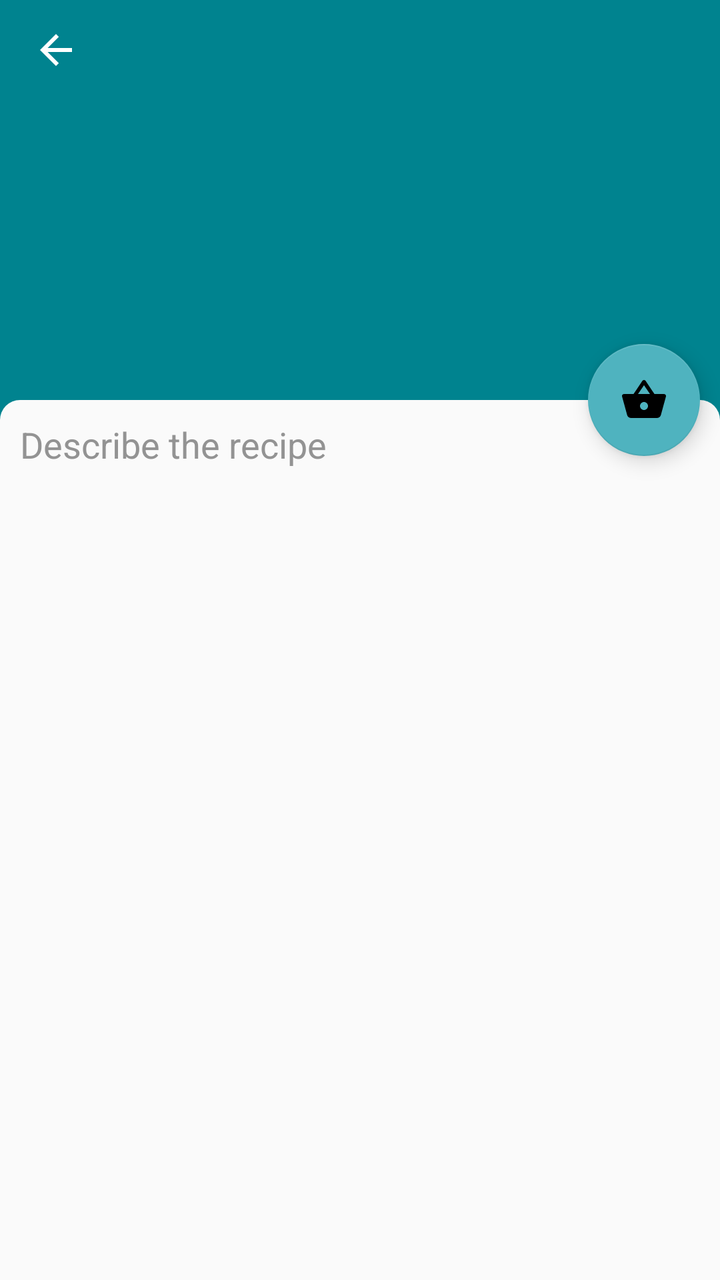
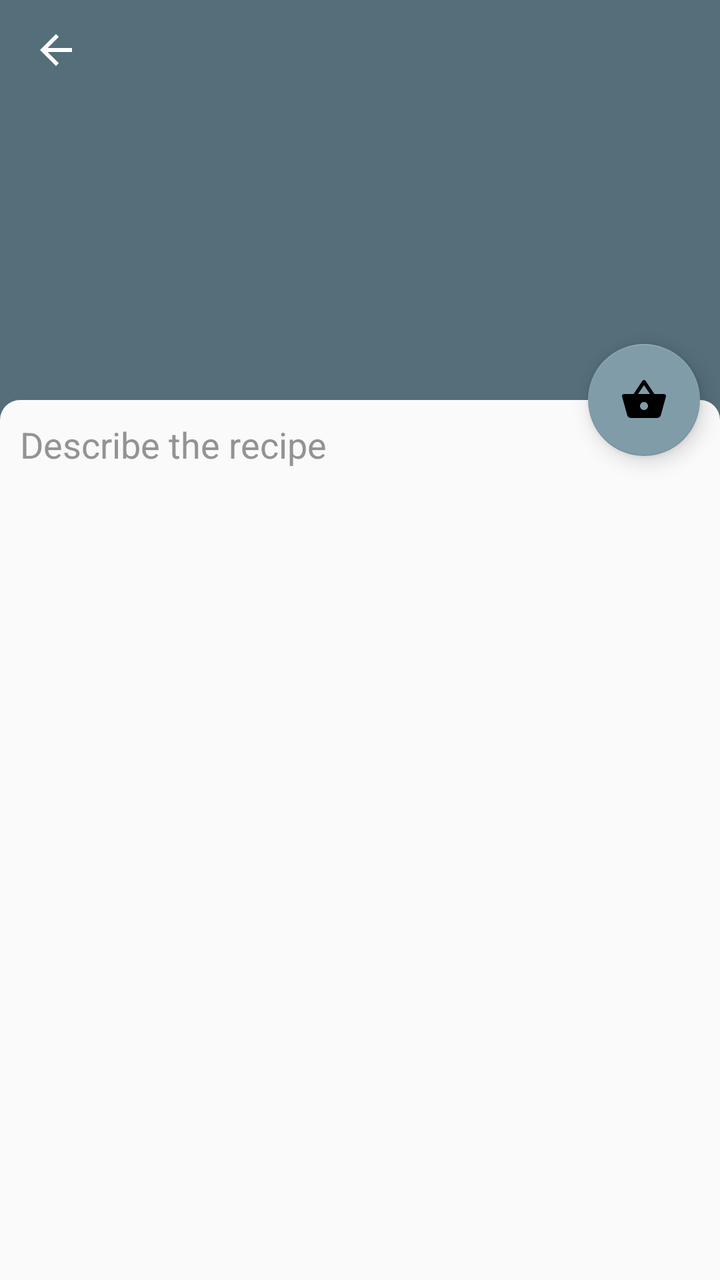

Screens rendered from an Android XML layout before and after an edit, with the pre-edit source and the edit as a unified diff.
<!-- AndroidManifest.xml: application theme Theme.ShopList -->
<!-- res/layout/recipe_fragment.xml -->
<?xml version="1.0" encoding="utf-8"?>
<androidx.constraintlayout.widget.ConstraintLayout
    xmlns:android="http://schemas.android.com/apk/res/android"
    xmlns:app="http://schemas.android.com/apk/res-auto"
    xmlns:tools="http://schemas.android.com/tools"
    android:layout_width="match_parent"
    android:layout_height="match_parent"
    android:background="@color/colorPrimary"

    >

    <androidx.coordinatorlayout.widget.CoordinatorLayout
        android:id="@+id/recipe_coordinator_layout"
        android:layout_width="match_parent"
        android:layout_height="match_parent"
        android:background="@color/colorPrimary"
        >

        <com.google.android.material.appbar.AppBarLayout
            android:id="@+id/appbar"
            android:layout_width="match_parent"
            android:layout_height="200dp"
            android:theme="@style/MyActionBar"
            >
            <com.google.android.material.appbar.CollapsingToolbarLayout
                android:id="@+id/collapsing_toolbar"
                android:layout_width="match_parent"
                android:layout_height="match_parent"
                app:layout_scrollFlags="scroll|exitUntilCollapsed"
                app:expandedTitleMarginStart="48dp"
                app:expandedTitleMarginEnd="64dp"
                android:background="@color/colorPrimary"

                >

                <com.google.android.material.appbar.MaterialToolbar
                    android:id="@+id/toolbar"
                    android:layout_width="match_parent"
                    android:layout_height="50dp"
                    android:background="@color/colorPrimary"
                    app:popupTheme="@style/MyActionBar"
                    app:layout_collapseMode = "pin"
                    app:navigationIcon="@drawable/ic_baseline_arrow_white_24"
                    />


            </com.google.android.material.appbar.CollapsingToolbarLayout>
        </com.google.android.material.appbar.AppBarLayout>

        <androidx.core.widget.NestedScrollView
            android:id="@+id/scroll_text"
            android:layout_width="match_parent"
            android:layout_height="match_parent"
            android:background="@drawable/bg_recipe_text"
            app:layout_behavior="com.google.android.material.appbar.AppBarLayout$ScrollingViewBehavior"

            >
            <androidx.appcompat.widget.AppCompatEditText
                android:id="@+id/recipe_text"
                android:hint="@string/description1"
                android:layout_width="match_parent"
                android:layout_height="wrap_content"
                android:background="@color/transparent"
                android:textColor="@color/black"
                android:textColorHint="@color/text_hint"
                android:padding="10dp"
                android:focusable="true"
                />


        </androidx.core.widget.NestedScrollView>


        <com.google.android.material.floatingactionbutton.FloatingActionButton
            android:id="@+id/products_fab"
            android:focusable="true"
            android:clickable="true"
            android:layout_width="wrap_content"
            android:layout_height="wrap_content"
            android:layout_margin="10dp"
            app:layout_anchorGravity="bottom|right|end"
            app:layout_anchor="@id/appbar"
            app:backgroundTint="@color/colorAccent"
            app:tint="@color/black"
            android:src="@drawable/ic_baseline_shopping_basket_24" />

        <com.google.android.material.floatingactionbutton.FloatingActionButton
            android:visibility="gone"
            android:id="@+id/accept_text_fab"
            android:focusable="true"
            android:clickable="true"
            android:layout_width="wrap_content"
            android:layout_height="wrap_content"
            android:layout_margin="10dp"
            app:layout_anchorGravity="bottom|right|end"
            app:layout_anchor="@id/appbar"
            app:backgroundTint="@color/colorAccent"
            app:tint="@color/black"
            android:src="@drawable/ic_done_black_24dp"
             />



    </androidx.coordinatorlayout.widget.CoordinatorLayout>




    <androidx.constraintlayout.widget.ConstraintLayout
        android:visibility="gone"
        android:id="@+id/recipe_product_list"
        android:layout_width="match_parent"
        android:layout_height="match_parent"
        android:elevation="@dimen/cardview_default_radius"
        >


        <ImageView
            android:id="@+id/blackout_frame_img_top"
            android:layout_width="match_parent"
            android:layout_height="70dp"
            app:layout_constraintTop_toTopOf="parent"
            app:layout_constraintBottom_toTopOf="@id/rv"
           />

        <ImageView
            android:id="@+id/blackout_frame_img_bottom"
            android:layout_width="match_parent"
            android:layout_height="70dp"
            app:layout_constraintTop_toBottomOf="@id/rv"
            app:layout_constraintBottom_toBottomOf="parent"
            />


        <androidx.recyclerview.widget.RecyclerView
            android:id="@+id/rv"
            android:layout_width="0dp"
            android:layout_height="0dp"
            android:background="@drawable/bg_recipe_products"
            app:layout_constraintBottom_toBottomOf="parent"
            app:layout_constraintEnd_toEndOf="parent"
            app:layout_constraintHorizontal_bias="0.0"
            app:layout_constraintStart_toStartOf="parent"
            app:layout_constraintTop_toBottomOf="@id/blackout_frame_img_top"
            app:layout_constraintBottom_toTopOf="@id/blackout_frame_img_bottom"
            app:layout_constraintVertical_bias="0.0"
            android:paddingStart="5dp"
            android:paddingEnd="5dp"
            android:layout_marginEnd="10dp"
            android:layout_marginStart="10dp"
            />


        <RelativeLayout
            android:visibility="gone"
            android:id="@+id/relative_add_product"
            android:layout_alignParentBottom="true"
            android:layout_width="match_parent"
            android:layout_height="90dp"
            android:layout_marginEnd="10dp"
            android:layout_marginStart="10dp"
            app:layout_constraintEnd_toEndOf="@id/rv"
            app:layout_constraintBottom_toBottomOf="@id/rv"
            >

            <RelativeLayout
                android:background="@drawable/bg_for_recipe_products_add"
                android:layout_width="match_parent"
                android:layout_height="match_parent"
                android:paddingTop="2dp"
                android:paddingBottom="2dp"
                android:paddingStart="10dp"
                android:layout_marginTop="30dp">

                <EditText
                    android:id="@+id/text_product"
                    android:layout_width="wrap_content"
                    android:layout_height="match_parent"
                    android:layout_alignParentStart="true"
                    android:layout_toStartOf="@id/barrier_between_label"
                    android:autofillHints=""
                    android:background="@color/background"
                    android:focusable="true"
                    android:focusableInTouchMode="true"
                    android:hint="@string/prod_name"
                    android:inputType="text"
                    android:textColor="@color/black"
                    android:textColorHint="@color/text_hint"
                    android:textSize="20sp"
                    android:imeOptions="actionNext" />

                <ImageView
                    android:id="@+id/barrier_between_label"
                    android:layout_width="1dp"
                    android:layout_height="match_parent"
                    android:layout_toStartOf="@id/text_amount"
                    android:background="@color/colorPrimaryDark"
                    android:layout_marginStart="2dp"
                    android:layout_marginEnd="2dp"

                    />


                <EditText
                    android:id="@+id/text_amount"
                    android:layout_width="120dp"
                    android:layout_height="match_parent"
                    android:layout_toStartOf="@id/btn_accept_product"
                    android:autofillHints=""
                    android:background="@color/background"
                    android:focusable="true"
                    android:focusableInTouchMode="true"
                    android:hint="@string/amount"
                    android:inputType="text"
                    android:textColor="@color/black"
                    android:textColorHint="@color/text_hint"
                    android:textSize="20sp"
                    android:imeOptions="actionDone" />

                <ImageButton
                    android:layout_alignParentEnd="true"
                    android:id="@+id/btn_accept_product"
                    android:layout_width="45dp"
                    android:layout_height="45dp"
                    android:layout_margin="5dp"
                    android:background="@drawable/button_bg_black_ripple_oval"
                    android:textColor="@android:color/white"
                    android:src="@drawable/ic_done_white_24dp"
                    android:elevation="2dp"/>


            </RelativeLayout>

            <ImageButton
                android:id="@+id/btn_no_product"
                android:layout_width="30dp"
                android:layout_height="30dp"
                android:layout_alignParentEnd="true"
                android:background="@drawable/circle_button"
                android:clickable="true"
                android:focusable="true"
                android:src="@drawable/ic_clear_white_24dp"
                android:elevation="2dp"/>

        </RelativeLayout>



        <com.google.android.material.floatingactionbutton.FloatingActionButton
            android:id="@+id/add_product_fab"
            android:layout_width="wrap_content"
            android:layout_height="wrap_content"
            android:layout_margin="10dp"
            app:layout_constraintEnd_toEndOf="@id/rv"
            app:layout_constraintBottom_toBottomOf="@id/rv"
            android:clickable="true"
            android:focusable="true"
            app:backgroundTint="@color/colorAccent"
            app:tint ="@color/black"
            app:srcCompat="@drawable/ic_baseline_add_24"
            />


        <androidx.appcompat.widget.AppCompatImageButton
            android:id="@+id/btn_close_products"
            android:visibility="gone"
            android:layout_width="30dp"
            android:layout_height="30dp"
            android:background="@drawable/circle_button"
            android:clickable="true"
            android:focusable="true"
            app:layout_constraintEnd_toEndOf="@id/rv"
            app:layout_constraintTop_toTopOf="@id/rv"
            android:src="@drawable/ic_clear_white_24dp"
            android:layout_margin="2dp"
            android:elevation="4dp"
            />

    </androidx.constraintlayout.widget.ConstraintLayout>

</androidx.constraintlayout.widget.ConstraintLayout>
<!-- resources referenced by this layout -->
<resources>
  <color name="background">#fafafa</color>
  <color name="black">#000000</color>
  <color name="colorAccent">#4fb3bf</color>
  <color name="colorPrimary">#00838f</color>
  <color name="colorPrimaryDark">#005662</color>
  <color name="text_hint">#939393</color>
  <color name="transparent">#00000000</color>
  <!-- drawable bg_recipe_products (drawable) -->
  <?xml version="1.0" encoding="utf-8"?>
  <shape xmlns:android="http://schemas.android.com/apk/res/android">
  
  
     <solid
         android:color="@color/white"
         />
  
      <corners
         android:radius="15dp"/>
  
  
  </shape>
  <!-- drawable bg_recipe_text (drawable) -->
  <?xml version="1.0" encoding="utf-8"?>
  <shape xmlns:android="http://schemas.android.com/apk/res/android">
  <solid
      android:color="@color/background"/>
      <corners
          android:topLeftRadius="10dp"
          android:topRightRadius="10dp"/>
  
  </shape>
  <!-- drawable button_bg_black_ripple_oval (drawable) -->
  <?xml version="1.0" encoding="utf-8"?>
  <ripple xmlns:android="http://schemas.android.com/apk/res/android"
      android:color="@color/white">
      <item android:id="@android:id/background">
          <shape android:shape="rectangle">
              <solid android:color="@color/colorAccentDark" />
              <corners android:radius="5dp"/>
          </shape>
      </item>
  </ripple>
  <!-- drawable circle_button (drawable) -->
  <?xml version="1.0" encoding="utf-8"?>
  <shape android:shape="oval"
      xmlns:android="http://schemas.android.com/apk/res/android">
      <solid
          android:color="@color/colorPrimary"
          />
  </shape>
  <!-- drawable ic_baseline_add_24 (drawable) -->
  <vector android:alpha="0.9" android:height="24dp" android:tint="#FFFFFF"
      android:viewportHeight="24" android:viewportWidth="24"
      android:width="24dp" xmlns:android="http://schemas.android.com/apk/res/android">
      <path android:fillColor="@android:color/white" android:pathData="M19,13h-6v6h-2v-6H5v-2h6V5h2v6h6v2z"/>
  </vector>
  <!-- drawable ic_baseline_arrow_white_24 (drawable) -->
  <vector android:height="24dp" android:tint="#FFFFFF"
      android:viewportHeight="24" android:viewportWidth="24"
      android:width="24dp" xmlns:android="http://schemas.android.com/apk/res/android">
      <path android:fillColor="@android:color/white" android:pathData="M20,11H7.83l5.59,-5.59L12,4l-8,8 8,8 1.41,-1.41L7.83,13H20v-2z"/>
  </vector>
  <!-- drawable ic_done_black_24dp (drawable) -->
  <vector android:autoMirrored="true" android:height="24dp"
      android:viewportHeight="24.0" android:viewportWidth="24.0"
      android:width="24dp" xmlns:android="http://schemas.android.com/apk/res/android">
      <path android:fillColor="#FF000000" android:pathData="M9,16.2L4.8,12l-1.4,1.4L9,19 21,7l-1.4,-1.4L9,16.2z"/>
  </vector>
  <!-- drawable ic_done_white_24dp (drawable) -->
  <vector android:autoMirrored="true" android:height="24dp"
      android:viewportHeight="24.0" android:viewportWidth="24.0"
      android:tint="#FFFFFF" android:width="24dp" xmlns:android="http://schemas.android.com/apk/res/android">
      <path android:fillColor="#FF000000" android:pathData="M9,16.2L4.8,12l-1.4,1.4L9,19 21,7l-1.4,-1.4L9,16.2z"/>
  </vector>
  <string name="amount">Amount</string>
  <string name="description1">Describe the recipe</string>
  <string name="prod_name"> Product Name </string>
  <style name="MyActionBar" parent="ThemeOverlay.MaterialComponents.ActionBar">
          <item name="android:textColor">@color/white</item>
          <item name="height">50dp</item>
          <item name="popupMenuBackground">@color/colorPrimary</item>
  
      </style>
  <color name="white">#ffffff</color>
  <color name="colorAccentDark">#00838f</color>
  <style name="MyBottomNav" parent="Widget.MaterialComponents.BottomNavigationView">
     <item name="android:colorPrimary">@color/colorAccentDark</item>
          <item name="android:background">@color/colorAccentDark</item>
          <item name="itemTextColor">@color/white</item>
      </style>
  <!-- unchanged entries left out for length: 4 -->
</resources>

<!-- the commit's change to res/layout/recipe_fragment.xml (unified diff, before → after) -->
@@ -148,6 +148,8 @@
             android:paddingEnd="5dp"
             android:layout_marginEnd="10dp"
             android:layout_marginStart="10dp"
+            android:paddingBottom="60dp"
+            android:clipToPadding="false"
             />
 
 
@@ -170,6 +172,7 @@
                 android:paddingTop="2dp"
                 android:paddingBottom="2dp"
                 android:paddingStart="10dp"
+                android:paddingEnd="10dp"
                 android:layout_marginTop="30dp">
 
                 <EditText
@@ -215,6 +218,7 @@
                     android:textColor="@color/black"
                     android:textColorHint="@color/text_hint"
                     android:textSize="20sp"
+                    android:paddingStart="10dp"
                     android:imeOptions="actionDone" />
 
                 <ImageButton
<!-- resource entries referenced after the edit -->
@@ -2,9 +2,9 @@
 <resources>
   <color name="background">#fafafa</color>
   <color name="black">#000000</color>
-  <color name="colorAccent">#4fb3bf</color>
-  <color name="colorPrimary">#00838f</color>
-  <color name="colorPrimaryDark">#005662</color>
+  <color name="colorAccent">#819ca9</color>
+  <color name="colorPrimary">#546e7a</color>
+  <color name="colorPrimaryDark">#29434e</color>
   <color name="text_hint">#939393</color>
   <color name="transparent">#00000000</color>
   <!-- drawable bg_recipe_products (drawable) -->
@@ -84,10 +84,10 @@
   
       </style>
   <color name="white">#ffffff</color>
-  <color name="colorAccentDark">#00838f</color>
+  <color name="colorAccentDark">#718792</color>
   <style name="MyBottomNav" parent="Widget.MaterialComponents.BottomNavigationView">
-     <item name="android:colorPrimary">@color/colorAccentDark</item>
-          <item name="android:background">@color/colorAccentDark</item>
+     <item name="android:colorPrimary">@color/colorPrimary</item>
+          <item name="android:background">@color/colorPrimary</item>
           <item name="itemTextColor">@color/white</item>
       </style>
   <!-- unchanged entries left out for length: 4 -->
